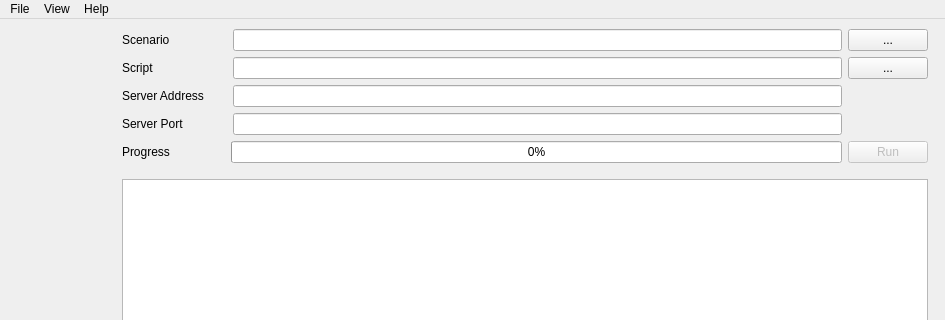
windy32/algts, file src/gui/mainwindow.ui: the form before one commit; both pictures show x 0 to 945 and y 0 to 320 of the 945 by 460 pixel window.
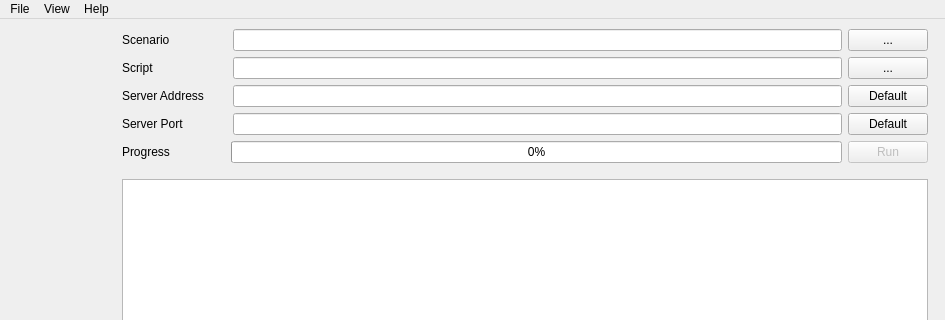
The form after the commit. The open tabs and pages were chosen to show the change. Custom widgets are drawn as their Qt base class.

Patch:
```diff
--- a/src/gui/mainwindow.ui
+++ b/src/gui/mainwindow.ui
@@ -2042,20 +2042,23 @@
            <widget class="QLineEdit" name="txtP4ServerAddress"/>
           </item>
           <item>
-           <spacer name="P4Spacer1">
-            <property name="orientation">
-             <enum>Qt::Horizontal</enum>
+           <widget class="QPushButton" name="btnP4DefaultServerAddr">
+            <property name="minimumSize">
+             <size>
+              <width>80</width>
+              <height>0</height>
+             </size>
             </property>
-            <property name="sizeType">
-             <enum>QSizePolicy::Fixed</enum>
-            </property>
-            <property name="sizeHint" stdset="0">
+            <property name="maximumSize">
              <size>
-              <width>86</width>
-              <height>20</height>
+              <width>80</width>
+              <height>16777215</height>
              </size>
             </property>
-           </spacer>
+            <property name="text">
+             <string>Default</string>
+            </property>
+           </widget>
           </item>
          </layout>
         </item>
@@ -2084,20 +2087,23 @@
            <widget class="QLineEdit" name="txtP4ServerPort"/>
           </item>
           <item>
-           <spacer name="P4Spacer2">
-            <property name="orientation">
-             <enum>Qt::Horizontal</enum>
+           <widget class="QPushButton" name="btnP4DefaultServerPort">
+            <property name="minimumSize">
+             <size>
+              <width>80</width>
+              <height>0</height>
+             </size>
             </property>
-            <property name="sizeType">
-             <enum>QSizePolicy::Fixed</enum>
-            </property>
-            <property name="sizeHint" stdset="0">
+            <property name="maximumSize">
              <size>
-              <width>86</width>
-              <height>20</height>
+              <width>80</width>
+              <height>16777215</height>
              </size>
             </property>
-           </spacer>
+            <property name="text">
+             <string>Default</string>
+            </property>
+           </widget>
           </item>
          </layout>
         </item>
```
Left out of the diff: 2 changed lines with no effect on the pictures.
